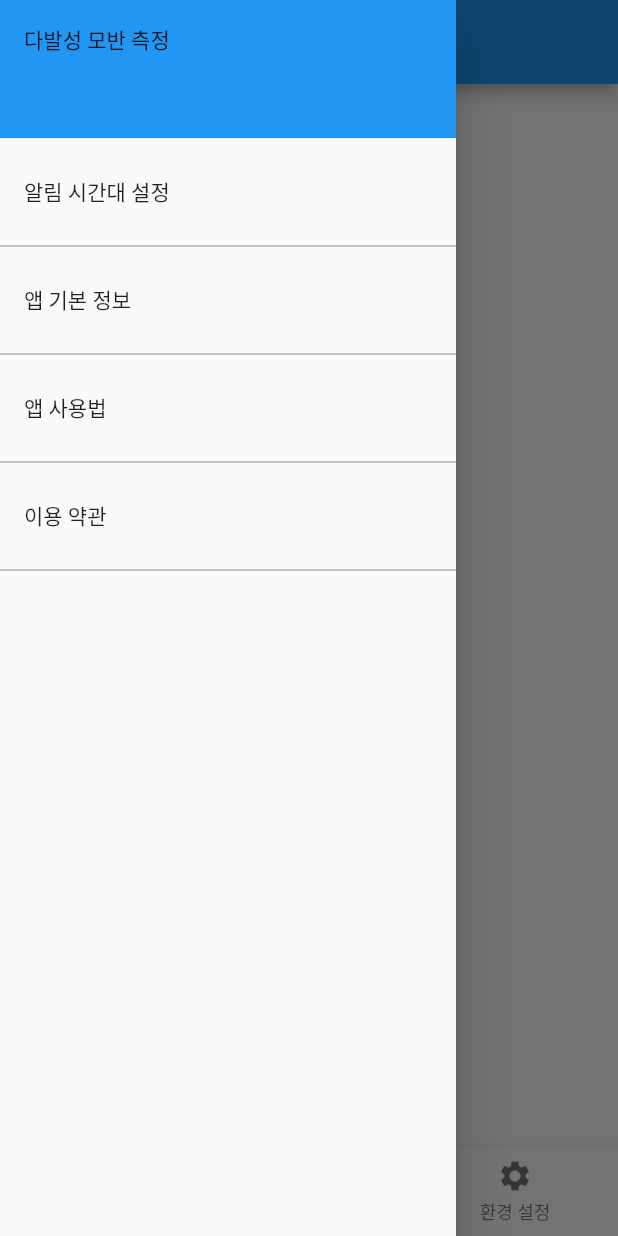
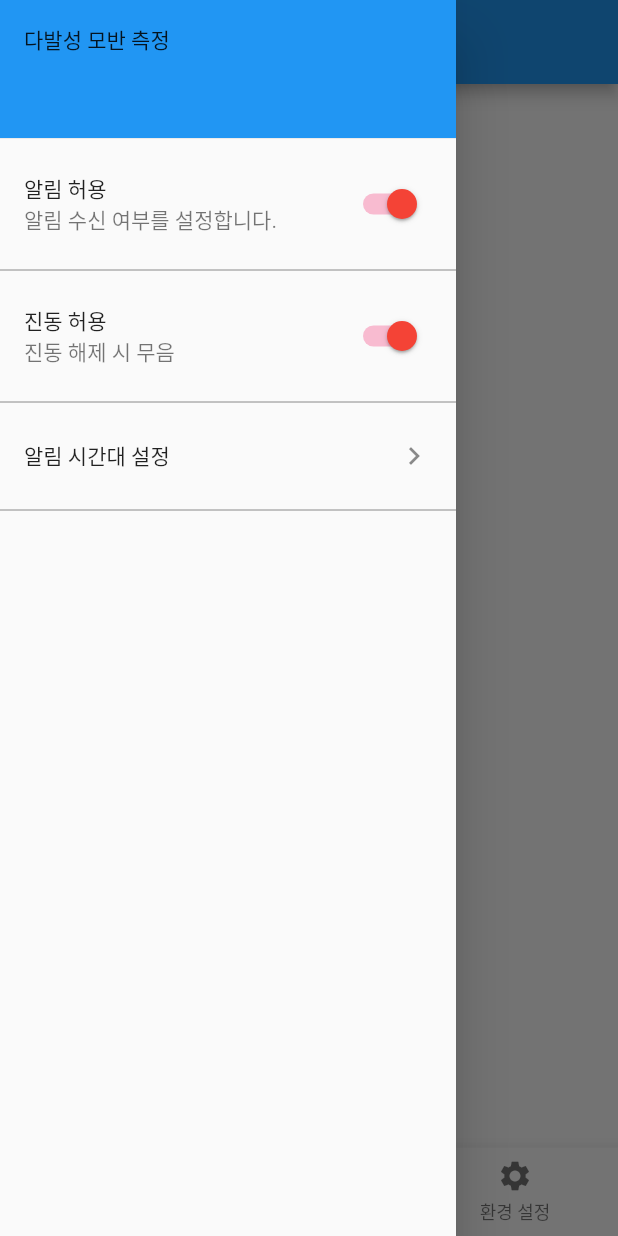
Before and after one commit to sangmee123/scan, a Flutter app: the screen it shows after launch, with the side drawer open, on a phone screen of 412 x 824 dp. Run offline on Flutter 3.47's test engine with Material 2 defaults, Android fonts, the phone set to English and light mode, and no system bars.

```diff
--- a/lib/main.dart
+++ b/lib/main.dart
@@ -69,38 +69,29 @@ class MyHomePage extends StatelessWidget {
                 ),
               ),
             ),
+            SwitchListTile(
+              title: const Text('알림 허용'),
+              subtitle: const Text('알림 수신 여부를 설정합니다.'),
+              value: true,
+              activeTrackColor: Colors.pink[100],
+              activeColor: Colors.red,
+              onChanged: (value) {},
+            ),
+            Divider(color: Colors.black45),
+
+            SwitchListTile(
+              title: const Text('진동 허용'),
+              subtitle: const Text('진동 해제 시 무음'),
+              value: true,
+              activeTrackColor: Colors.pink[100],
+              activeColor: Colors.red,
+              onChanged: (value) {},
+            ),
+            Divider(color: Colors.black45),
+
             ListTile(
               title: Text('알림 시간대 설정'),
-              onTap: () {
-                // Update the state of the app
-                // ...
-                // Then close the drawer
-                Navigator.pop(context);
-              },
-            ),
-            Divider(color: Colors.black45),
-            ListTile(
-              title: Text('앱 기본 정보'),
-              onTap: () {
-                // Update the state of the app
-                // ...
-                // Then close the drawer
-                Navigator.pop(context);
-              },
-            ),
-            Divider(color: Colors.black45),
-            ListTile(
-              title: Text('앱 사용법'),
-              onTap: () {
-                // Update the state of the app
-                // ...
-                // Then close the drawer
-                Navigator.pop(context);
-              },
-            ),
-            Divider(color: Colors.black45),
-            ListTile(
-              title: Text('이용 약관'),
+              trailing: const Icon(Icons.navigate_next),
               onTap: () {
                 // Update the state of the app
                 // ...
```
Also changed, not shown: pubspec.yaml (line endings or trailing spaces). Lines whose indentation alone changed are shown as unchanged.
